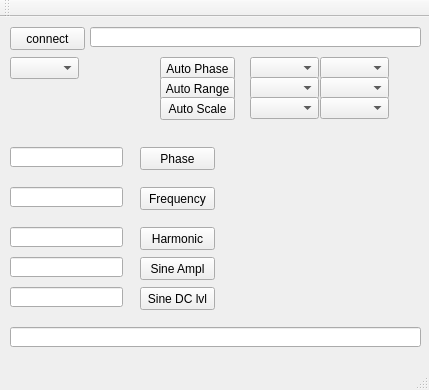
Old version of the form SerialPortCommunicationQt/SerialPortCommunication/SRS/LockInAmplifier/Final_Lock-In-Amplifier/mainwindow.ui in the repository vicvict/Lock-In-Amplifier.
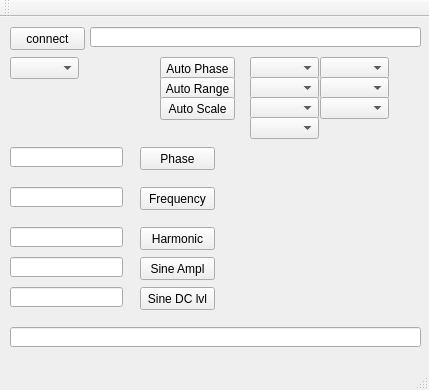
New version of the form.

What changed in the file:
```diff
--- a/SerialPortCommunicationQt/SerialPortCommunication/SRS/LockInAmplifier/Final_Lock-In-Amplifier/mainwindow.ui
+++ b/SerialPortCommunicationQt/SerialPortCommunication/SRS/LockInAmplifier/Final_Lock-In-Amplifier/mainwindow.ui
@@ -271,6 +271,16 @@
      <string>Auto Scale</string>
     </property>
    </widget>
+   <widget class="QComboBox" name="comboBoxSensivitity">
+    <property name="geometry">
+     <rect>
+      <x>250</x>
+      <y>100</y>
+      <width>69</width>
+      <height>22</height>
+     </rect>
+    </property>
+   </widget>
   </widget>
   <widget class="QMenuBar" name="menuBar">
    <property name="geometry">
```
